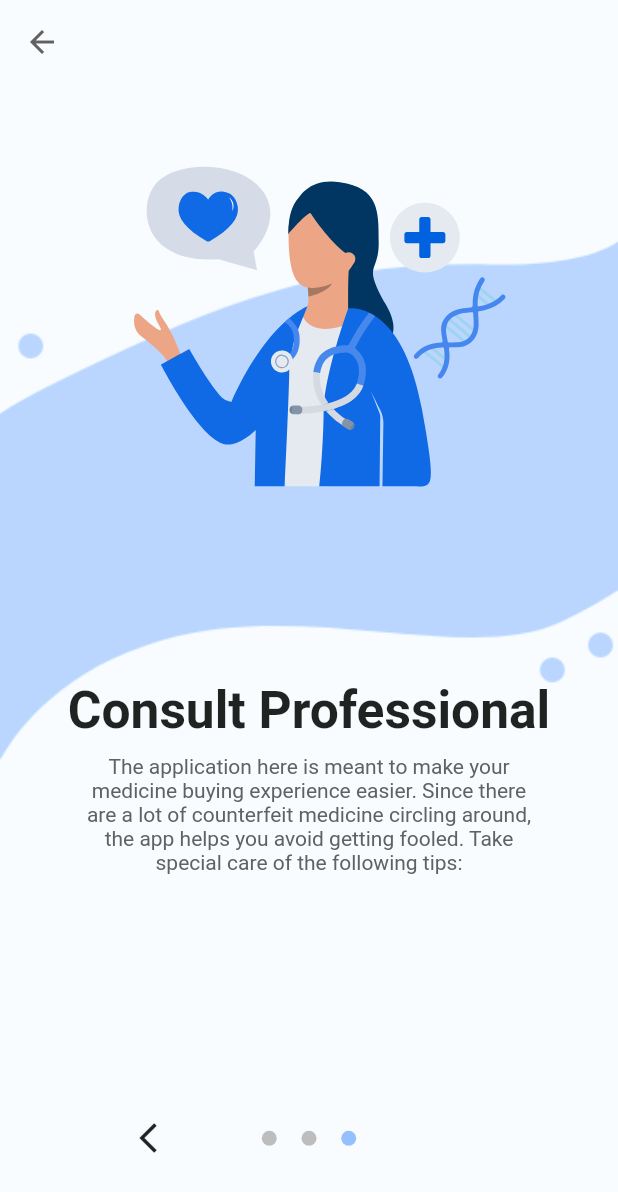
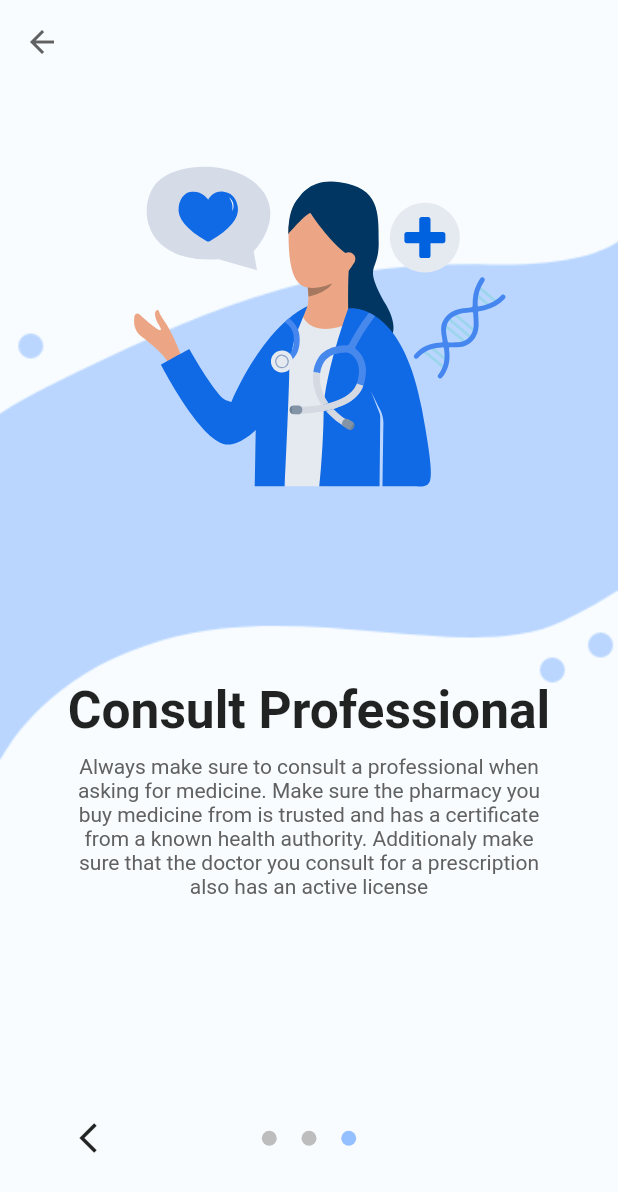
Before and after one commit to oneebkhan/FYP_Medicine-Authenticator, a Flutter app: the Tips screen opened directly, swiped to page 3, on a phone screen of 412 x 824 dp. Shown: the top 1192 px of the screen. Run offline on Flutter 3.47's test engine with Material 2 defaults, Android fonts, the phone set to English and light mode, and no system bars; our stand-ins replace lottie.

Commit message:
tips pages trasnsition

```diff
--- a/tracker/lib/screens/Tips.dart
+++ b/tracker/lib/screens/Tips.dart
@@ -235,7 +235,7 @@ class _TipsState extends State<Tips> {
                                     const EdgeInsets.symmetric(horizontal: 50),
                                 child: Container(
                                   child: Text(
-                                    'The application here is meant to make your medicine buying experience easier. Since there are a lot of counterfeit medicine circling around, the app helps you avoid getting fooled. Take special care of the following tips:',
+                                    'Always make sure to consult a professional when asking for medicine. Make sure the pharmacy you buy medicine from is trusted and has a certificate from a known health authority. Additionaly make sure that the doctor you consult for a prescription also has an active license',
                                     textAlign: TextAlign.center,
                                     style: TextStyle(
                                       color: Colors.grey[700],
@@ -280,7 +280,7 @@ class _TipsState extends State<Tips> {
                           }
                         },
                       ),
-                      SizedBox(width: width / 8),
+                      SizedBox(width: width / 4.5),
                       //
                       //
                       // Grey index indicator
@@ -356,7 +356,7 @@ class _TipsState extends State<Tips> {
                           ),
                         ),
                       ),
-                      SizedBox(width: width / 8),
+                      SizedBox(width: width / 4.5),
                       //
                       //
                       // the next page button
```
